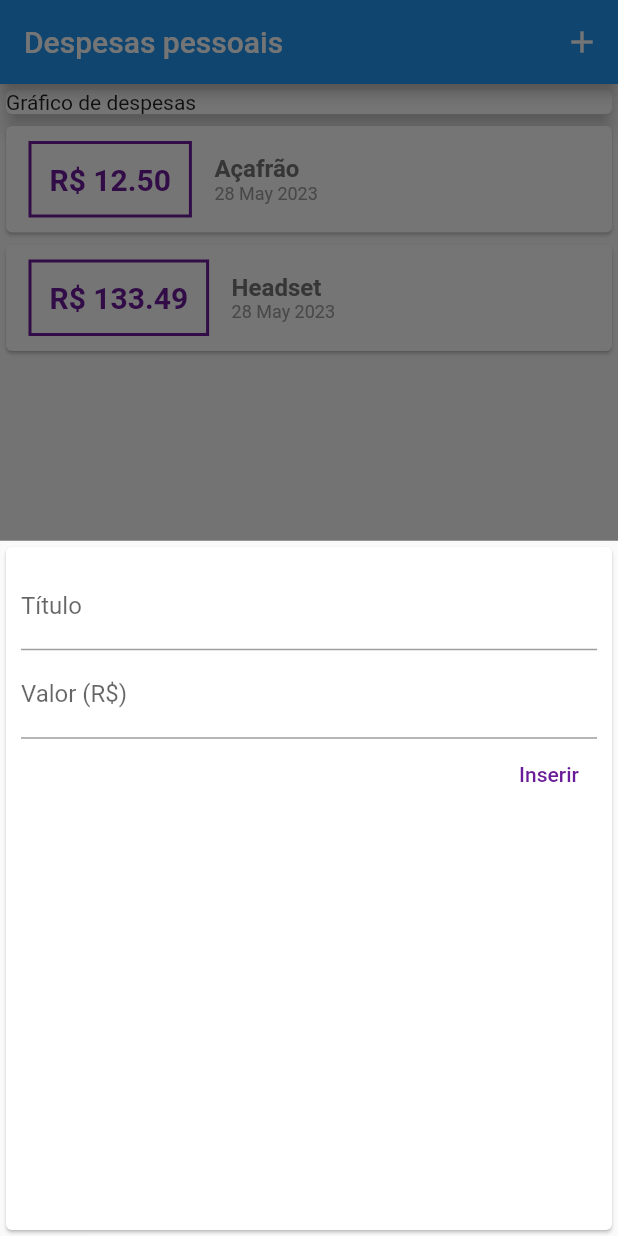
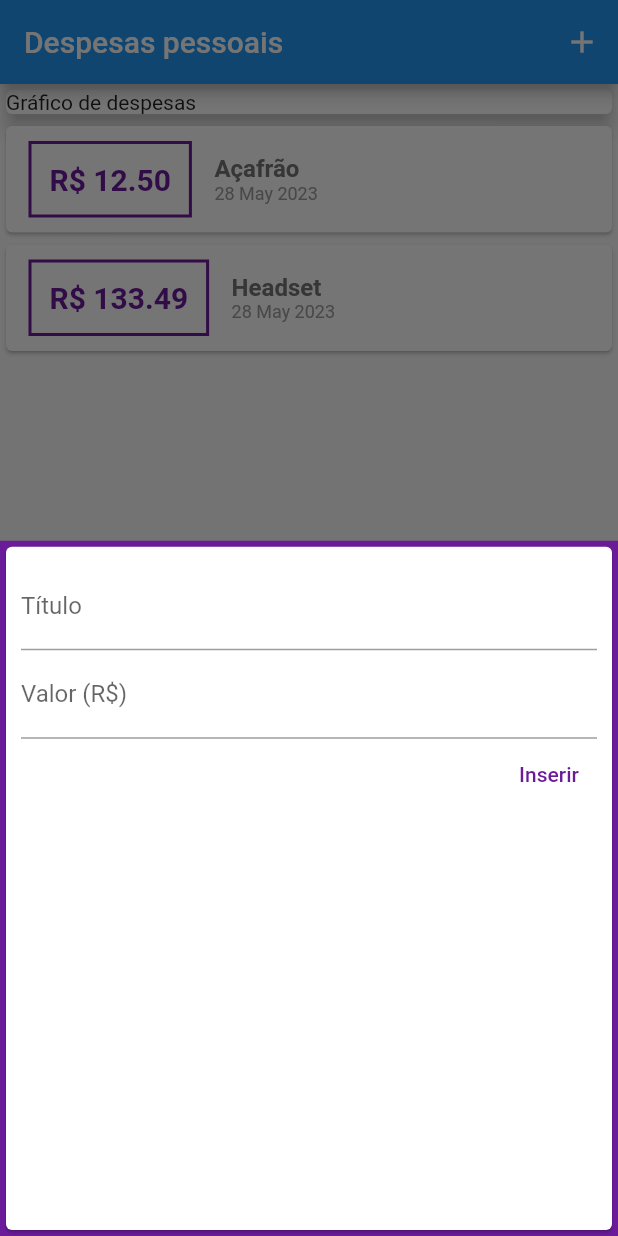
Before and after one commit to AdrianoSantana/flutter-expenses, a Flutter app: the screen it shows after launch, after a tap on the "add" icon, on a phone screen of 412 x 824 dp. Run offline on Flutter 3.47's test engine with Material 2 defaults, Android fonts, the phone set to English and light mode, and no system bars.

Commit message:
fechando modal

```diff
--- a/lib/components/transaction_form.dart
+++ b/lib/components/transaction_form.dart
@@ -1,12 +1,18 @@
 import 'package:flutter/material.dart';
 
-class TransactionForm extends StatelessWidget {
-  final _titleController = TextEditingController();
-  final _valueController = TextEditingController();
-
+class TransactionForm extends StatefulWidget {
   final void Function(String, double) onSubmit;
 
-  TransactionForm({super.key, required this.onSubmit});
+  const TransactionForm({super.key, required this.onSubmit});
+
+  @override
+  State<TransactionForm> createState() => _TransactionFormState();
+}
+
+class _TransactionFormState extends State<TransactionForm> {
+  final _titleController = TextEditingController();
+
+  final _valueController = TextEditingController();
 
   _submitForm() {
     final amount = double.tryParse(_valueController.text) ?? 0.0;
@@ -15,7 +21,7 @@ class TransactionForm extends StatelessWidget {
       return;
     }
 
-    onSubmit(_titleController.text, amount);
+    widget.onSubmit(_titleController.text, amount);
   }
 
   @override
--- a/lib/main.dart
+++ b/lib/main.dart
@@ -42,6 +42,8 @@ class _HomePageState extends State<HomePage> {
     setState(() {
       transactions.add(newTransaction);
     });
+
+    Navigator.of(context).pop();
   }
 
   _openTransactionFormModal(BuildContext context) {
@@ -50,6 +52,8 @@ class _HomePageState extends State<HomePage> {
       builder: (_) {
         return TransactionForm(onSubmit: _addTransaction);
       },
+      useSafeArea: true,
+      backgroundColor: Colors.purple[800],
     );
   }
 
```
